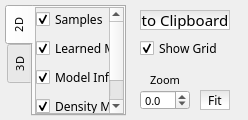
This is MLDemos/viewOptions.ui in b4silio/MLDemos as Qt 5 draws it before an edit. The edited form follows.
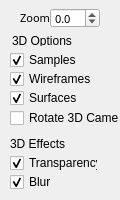
This is the edited form.

Commit message: v0.6.0 CHANGED: Major revision of Graphical UI. The drawing, algorithm and display option panels have been integrated into the main window. Algorithm option panes have been revised for more consistency and clearer workflow CHANGED: Visualization display mode now hides all editing options (essentially a "read-only" mode) ADDED: new Icons for algorithms, display options, etc.

Diff of the .ui file:
```diff
--- a/MLDemos/viewOptions.ui
+++ b/MLDemos/viewOptions.ui
@@ -9,8 +9,8 @@
    <rect>
     <x>0</x>
     <y>0</y>
-    <width>248</width>
-    <height>120</height>
+    <width>120</width>
+    <height>200</height>
    </rect>
   </property>
   <property name="sizePolicy">
@@ -21,8 +21,8 @@
   </property>
   <property name="minimumSize">
    <size>
-    <width>230</width>
-    <height>120</height>
+    <width>120</width>
+    <height>200</height>
    </size>
   </property>
   <property name="maximumSize">
@@ -40,45 +40,11 @@
   <property name="windowTitle">
    <string>Display Options</string>
   </property>
-  <widget class="QPushButton" name="clipboardButton">
-   <property name="geometry">
-    <rect>
-     <x>140</x>
-     <y>10</y>
-     <width>90</width>
-     <height>20</height>
-    </rect>
-   </property>
-   <property name="font">
-    <font>
-     <family>.SF NS Text</family>
-     <pointsize>11</pointsize>
-    </font>
-   </property>
-   <property name="toolTip">
-    <string>Copy current canvas image to clipboard</string>
-   </property>
-   <property name="styleSheet">
-    <string notr="true">QPushButton {
-border-style: ridge;
-border-width: 1px;
-border-color: gray;
-background-color: qlineargradient( x1:0 y1:-0.5, x2:0 y2:0.75, stop:0 lightgray, stop:1 white);
-}
-
-QPushButton:pressed {
-background-color: qlineargradient( x1:0 y1:-0.5, x2:0 y2:1, stop:0 gray, stop:1 lightgray);
-}</string>
-   </property>
-   <property name="text">
-    <string>to Clipboard</string>
-   </property>
-  </widget>
   <widget class="QDoubleSpinBox" name="spinZoom">
    <property name="geometry">
     <rect>
-     <x>140</x>
-     <y>90</y>
+     <x>50</x>
+     <y>8</y>
      <width>50</width>
      <height>20</height>
     </rect>
@@ -107,8 +73,8 @@
   <widget class="QLabel" name="label">
    <property name="geometry">
     <rect>
-     <x>140</x>
-     <y>70</y>
+     <x>10</x>
+     <y>8</y>
      <width>50</width>
      <height>20</height>
     </rect>
@@ -126,406 +92,170 @@
     <set>Qt::AlignCenter</set>
    </property>
   </widget>
-  <widget class="QPushButton" name="zoomFitButton">
+  <widget class="QLabel" name="label_3">
    <property name="geometry">
     <rect>
-     <x>200</x>
-     <y>90</y>
-     <width>30</width>
+     <x>12</x>
+     <y>35</y>
+     <width>77</width>
+     <height>11</height>
+    </rect>
+   </property>
+   <property name="font">
+    <font>
+     <pointsize>9</pointsize>
+    </font>
+   </property>
+   <property name="text">
+    <string>3D Options</string>
+   </property>
+  </widget>
+  <widget class="QCheckBox" name="check3DSurfaces">
+   <property name="geometry">
+    <rect>
+     <x>10</x>
+     <y>89</y>
+     <width>88</width>
+     <height>18</height>
+    </rect>
+   </property>
+   <property name="font">
+    <font>
+     <family>Lucida Grande</family>
+     <pointsize>9</pointsize>
+    </font>
+   </property>
+   <property name="text">
+    <string>Surfaces</string>
+   </property>
+   <property name="checked">
+    <bool>true</bool>
+   </property>
+  </widget>
+  <widget class="QCheckBox" name="check3DTransparency">
+   <property name="geometry">
+    <rect>
+     <x>10</x>
+     <y>154</y>
+     <width>88</width>
+     <height>18</height>
+    </rect>
+   </property>
+   <property name="font">
+    <font>
+     <family>Lucida Grande</family>
+     <pointsize>9</pointsize>
+    </font>
+   </property>
+   <property name="text">
+    <string>Transparency</string>
+   </property>
+   <property name="checked">
+    <bool>true</bool>
+   </property>
+  </widget>
+  <widget class="QCheckBox" name="check3DSamples">
+   <property name="geometry">
+    <rect>
+     <x>10</x>
+     <y>51</y>
+     <width>88</width>
+     <height>18</height>
+    </rect>
+   </property>
+   <property name="font">
+    <font>
+     <family>Lucida Grande</family>
+     <pointsize>9</pointsize>
+    </font>
+   </property>
+   <property name="text">
+    <string>Samples</string>
+   </property>
+   <property name="checked">
+    <bool>true</bool>
+   </property>
+  </widget>
+  <widget class="QCheckBox" name="check3DBlurry">
+   <property name="geometry">
+    <rect>
+     <x>10</x>
+     <y>173</y>
+     <width>88</width>
+     <height>18</height>
+    </rect>
+   </property>
+   <property name="font">
+    <font>
+     <family>Lucida Grande</family>
+     <pointsize>9</pointsize>
+    </font>
+   </property>
+   <property name="text">
+    <string>Blur</string>
+   </property>
+   <property name="checked">
+    <bool>true</bool>
+   </property>
+  </widget>
+  <widget class="QCheckBox" name="check3DWireframe">
+   <property name="geometry">
+    <rect>
+     <x>10</x>
+     <y>70</y>
+     <width>88</width>
+     <height>18</height>
+    </rect>
+   </property>
+   <property name="font">
+    <font>
+     <family>Lucida Grande</family>
+     <pointsize>9</pointsize>
+    </font>
+   </property>
+   <property name="text">
+    <string>Wireframes</string>
+   </property>
+   <property name="checked">
+    <bool>true</bool>
+   </property>
+  </widget>
+  <widget class="QCheckBox" name="check3DRotate">
+   <property name="geometry">
+    <rect>
+     <x>10</x>
+     <y>108</y>
+     <width>110</width>
      <height>20</height>
     </rect>
    </property>
    <property name="font">
     <font>
-     <family>.SF NS Text</family>
+     <family>Lucida Grande</family>
      <pointsize>9</pointsize>
     </font>
    </property>
-   <property name="toolTip">
-    <string>Adjust zoom to fit all current data</string>
-   </property>
-   <property name="styleSheet">
-    <string notr="true">QPushButton {
-border-style: ridge;
-border-width: 1px;
-border-color: gray;
-background-color: qlineargradient( x1:0 y1:-0.5, x2:0 y2:0.75, stop:0 lightgray, stop:1 white);
-}
-
-QPushButton:pressed {
-background-color: qlineargradient( x1:0 y1:-0.5, x2:0 y2:1, stop:0 gray, stop:1 lightgray);
-}</string>
-   </property>
    <property name="text">
-    <string>Fit</string>
+    <string>Rotate 3D Camera</string>
    </property>
   </widget>
-  <widget class="QCheckBox" name="gridCheck">
+  <widget class="QLabel" name="label_4">
    <property name="geometry">
     <rect>
-     <x>140</x>
-     <y>40</y>
-     <width>90</width>
-     <height>17</height>
+     <x>10</x>
+     <y>138</y>
+     <width>77</width>
+     <height>11</height>
     </rect>
    </property>
    <property name="font">
     <font>
-     <family>.SF NS Text</family>
      <pointsize>9</pointsize>
     </font>
    </property>
    <property name="text">
-    <string>Show Grid</string>
+    <string>3D Effects</string>
    </property>
-   <property name="checked">
-    <bool>true</bool>
-   </property>
-  </widget>
-  <widget class="QTabWidget" name="tabWidget">
-   <property name="geometry">
-    <rect>
-     <x>5</x>
-     <y>5</y>
-     <width>121</width>
-     <height>111</height>
-    </rect>
-   </property>
-   <property name="font">
-    <font>
-     <family>.SF NS Text</family>
-    </font>
-   </property>
-   <property name="tabPosition">
-    <enum>QTabWidget::West</enum>
-   </property>
-   <property name="currentIndex">
-    <number>0</number>
-   </property>
-   <widget class="QWidget" name="tab2d">
-    <attribute name="title">
-     <string>2D</string>
-    </attribute>
-    <layout class="QVBoxLayout" name="verticalLayout_4">
-     <property name="spacing">
-      <number>0</number>
-     </property>
-     <property name="leftMargin">
-      <number>2</number>
-     </property>
-     <property name="topMargin">
-      <number>0</number>
-     </property>
-     <property name="rightMargin">
-      <number>0</number>
-     </property>
-     <property name="bottomMargin">
-      <number>0</number>
-     </property>
-     <item>
-      <widget class="QScrollArea" name="scrollArea_2">
-       <property name="font">
-        <font>
-         <family>.SF NS Text</family>
-        </font>
-       </property>
-       <property name="frameShadow">
-        <enum>QFrame::Plain</enum>
-       </property>
-       <property name="lineWidth">
-        <number>0</number>
-       </property>
-       <property name="horizontalScrollBarPolicy">
-        <enum>Qt::ScrollBarAlwaysOff</enum>
-       </property>
-       <property name="widgetResizable">
-        <bool>true</bool>
-       </property>
-       <widget class="QWidget" name="scrollAreaWidgetContents_2">
-        <property name="geometry">
-         <rect>
-          <x>0</x>
-          <y>0</y>
-          <width>89</width>
-          <height>103</height>
-         </rect>
-        </property>
-        <layout class="QVBoxLayout" name="verticalLayout_3">
-         <property name="leftMargin">
-          <number>0</number>
-         </property>
-         <property name="topMargin">
-          <number>0</number>
-         </property>
-         <property name="rightMargin">
-          <number>0</number>
-         </property>
-         <property name="bottomMargin">
-          <number>0</number>
-         </property>
-         <item>
-          <widget class="QCheckBox" name="samplesCheck">
-           <property name="font">
-            <font>
-             <family>.SF NS Text</family>
-             <pointsize>9</pointsize>
-            </font>
-           </property>
-           <property name="text">
-            <string>Samples</string>
-           </property>
-           <property name="checked">
-            <bool>true</bool>
-           </property>
-          </widget>
-         </item>
-         <item>
-          <widget class="QCheckBox" name="modelCheck">
-           <property name="font">
-            <font>
-             <family>.SF NS Text</family>
-             <pointsize>9</pointsize>
-            </font>
-           </property>
-           <property name="text">
-            <string>Learned Model</string>
-           </property>
-           <property name="checked">
-            <bool>true</bool>
-           </property>
-          </widget>
-         </item>
-         <item>
-          <widget class="QCheckBox" name="infoCheck">
-           <property name="font">
-            <font>
-             <family>.SF NS Text</family>
-             <pointsize>9</pointsize>
-            </font>
-           </property>
-           <property name="text">
-            <string>Model Info</string>
-           </property>
-           <property name="checked">
-            <bool>true</bool>
-           </property>
-          </widget>
-         </item>
-         <item>
-          <widget class="QCheckBox" name="mapCheck">
-           <property name="font">
-            <font>
-             <family>.SF NS Text</family>
-             <pointsize>9</pointsize>
-            </font>
-           </property>
-           <property name="text">
-            <string>Density Map</string>
-           </property>
-           <property name="checked">
-            <bool>true</bool>
-           </property>
-          </widget>
-         </item>
-         <item>
-          <widget class="QCheckBox" name="legendCheck">
-           <property name="font">
-            <font>
-             <family>.SF NS Text</family>
-             <pointsize>9</pointsize>
-            </font>
-           </property>
-           <property name="text">
-            <string>Legends</string>
-           </property>
-           <property name="checked">
-            <bool>true</bool>
-           </property>
-          </widget>
-         </item>
-        </layout>
-       </widget>
-      </widget>
-     </item>
-    </layout>
-   </widget>
-   <widget class="QWidget" name="tab3d">
-    <attribute name="title">
-     <string>3D</string>
-    </attribute>
-    <widget class="QScrollArea" name="scrollArea">
-     <property name="geometry">
-      <rect>
-       <x>2</x>
-       <y>0</y>
-       <width>90</width>
-       <height>90</height>
-      </rect>
-     </property>
-     <property name="frameShadow">
-      <enum>QFrame::Plain</enum>
-     </property>
-     <property name="lineWidth">
-      <number>0</number>
-     </property>
-     <property name="horizontalScrollBarPolicy">
-      <enum>Qt::ScrollBarAlwaysOff</enum>
-     </property>
-     <property name="widgetResizable">
-      <bool>true</bool>
-     </property>
-     <widget class="QWidget" name="scrollAreaWidgetContents">
-      <property name="geometry">
-       <rect>
-        <x>0</x>
-        <y>0</y>
-        <width>84</width>
-        <height>131</height>
-       </rect>
-      </property>
-      <layout class="QVBoxLayout" name="verticalLayout_2">
-       <property name="spacing">
-        <number>-1</number>
-       </property>
-       <property name="leftMargin">
-        <number>0</number>
-       </property>
-       <property name="topMargin">
-        <number>0</number>
-       </property>
-       <property name="rightMargin">
-        <number>0</number>
-       </property>
-       <property name="bottomMargin">
-        <number>0</number>
-       </property>
-       <item>
-        <widget class="QLabel" name="label_3">
-         <property name="font">
-          <font>
-           <pointsize>9</pointsize>
-          </font>
-         </property>
-         <property name="text">
-          <string>Data display</string>
-         </property>
-        </widget>
-       </item>
-       <item>
-        <widget class="QCheckBox" name="check3DSamples">
-         <property name="font">
-          <font>
-           <family>Lucida Grande</family>
-           <pointsize>9</pointsize>
-          </font>
-         </property>
-         <property name="text">
-          <string>Samples</string>
-         </property>
-         <property name="checked">
-          <bool>true</bool>
-         </property>
-        </widget>
-       </item>
-       <item>
-        <widget class="QCheckBox" name="check3DWireframe">
-         <property name="font">
-          <font>
-           <family>Lucida Grande</family>
-           <pointsize>9</pointsize>
-          </font>
-         </property>
-         <property name="text">
-          <string>Wireframes</string>
-         </property>
-         <property name="checked">
-          <bool>true</bool>
-         </property>
-        </widget>
-       </item>
-       <item>
-        <widget class="QCheckBox" name="check3DSurfaces">
-         <property name="font">
-          <font>
-           <family>Lucida Grande</family>
-           <pointsize>9</pointsize>
-          </font>
-         </property>
-         <property name="text">
-          <string>Surfaces</string>
-         </property>
-         <property name="checked">
-          <bool>true</bool>
-         </property>
-        </widget>
-       </item>
-       <item>
-        <widget class="QLabel" name="label_2">
-         <property name="font">
-          <font>
-           <pointsize>9</pointsize>
-          </font>
-         </property>
-         <property name="text">
-          <string>Effects</string>
-         </property>
-        </widget>
-       </item>
-       <item>
-        <widget class="QCheckBox" name="check3DTransparency">
-         <property name="font">
-          <font>
-           <family>Lucida Grande</family>
-           <pointsize>9</pointsize>
-          </font>
-         </property>
-         <property name="text">
-          <string>Transparency</string>
-         </property>
-         <property name="checked">
-          <bool>true</bool>
-         </property>
-        </widget>
-       </item>
-       <item>
-        <widget class="QCheckBox" name="check3DBlurry">
-         <property name="font">
-          <font>
-           <family>Lucida Grande</family>
-           <pointsize>9</pointsize>
-          </font>
-         </property>
-         <property name="text">
-          <string>Blur</string>
-         </property>
-         <property name="checked">
-          <bool>true</bool>
-         </property>
-        </widget>
-       </item>
-      </layout>
-     </widget>
-    </widget>
-    <widget class="QCheckBox" name="check3DRotate">
-     <property name="geometry">
-      <rect>
-       <x>0</x>
-       <y>89</y>
-       <width>90</width>
-       <height>20</height>
-      </rect>
-     </property>
-     <property name="font">
-      <font>
-       <family>Lucida Grande</family>
-       <pointsize>9</pointsize>
-      </font>
-     </property>
-     <property name="text">
-      <string>Rotate Camera</string>
-     </property>
-    </widget>
-   </widget>
   </widget>
  </widget>
  <resources/>
```
The commit also changes 126 other files.
